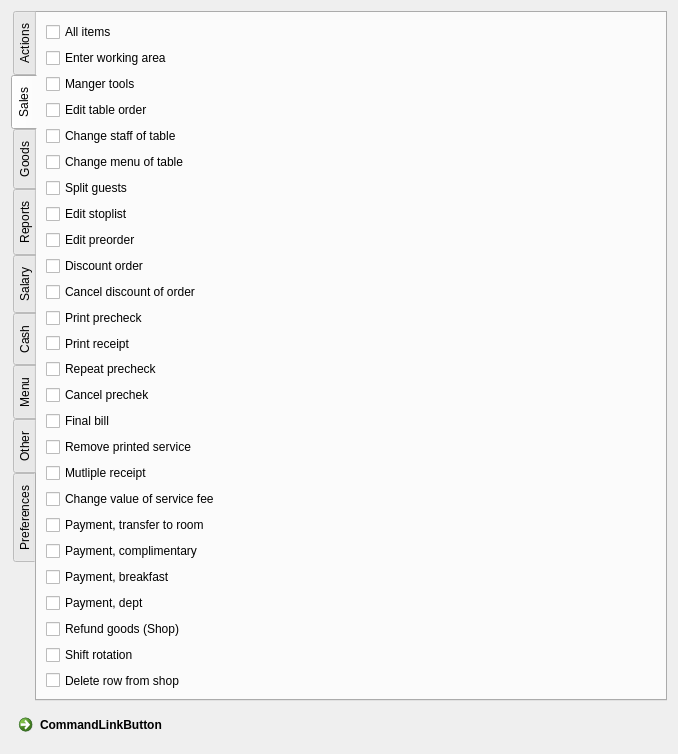
This is FrontDesk/c5grouppermissionseditor.ui in End1-1/Cafe5 as Qt 5 draws it before an edit. The edited form follows.
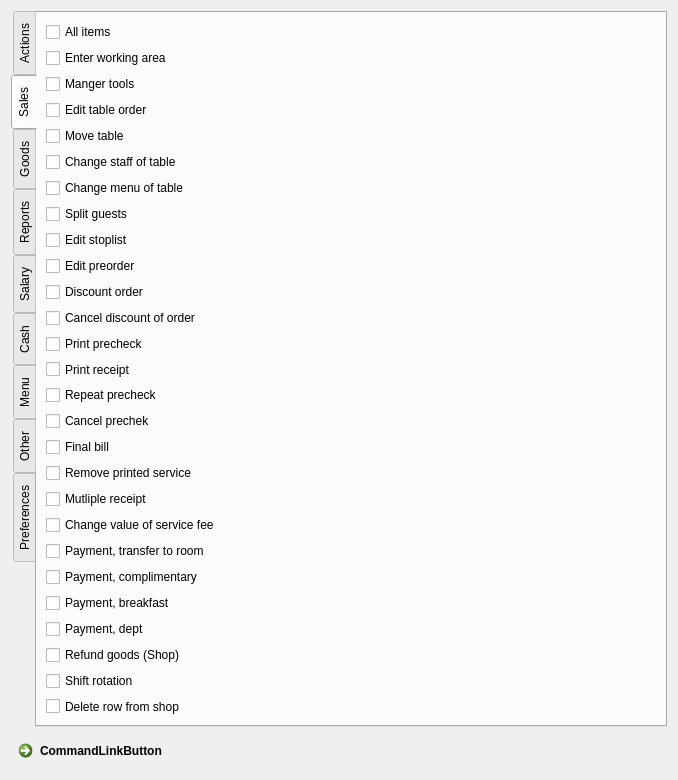
This is the edited form. Custom widgets are drawn as their Qt base class.

What changed in the file:
```diff
--- a/FrontDesk/c5grouppermissionseditor.ui
+++ b/FrontDesk/c5grouppermissionseditor.ui
@@ -157,7 +157,7 @@
        <string>Sales</string>
       </attribute>
       <layout class="QGridLayout" name="gridLayout_3">
-       <item row="20" column="0">
+       <item row="21" column="0">
         <widget class="C5CheckBox" name="checkBox_42">
          <property name="text">
           <string>Payment, complimentary</string>
@@ -167,7 +167,7 @@
          </property>
         </widget>
        </item>
-       <item row="17" column="0">
+       <item row="18" column="0">
         <widget class="C5CheckBox" name="checkBox_9">
          <property name="text">
           <string>Mutliple receipt</string>
@@ -177,7 +177,7 @@
          </property>
         </widget>
        </item>
-       <item row="25" column="0">
+       <item row="26" column="0">
         <widget class="C5CheckBox" name="checkBox_74">
          <property name="text">
           <string>Delete row from shop</string>
@@ -187,7 +187,7 @@
          </property>
         </widget>
        </item>
-       <item row="8" column="0">
+       <item row="9" column="0">
         <widget class="C5CheckBox" name="checkBox_87">
          <property name="text">
           <string>Edit preorder</string>
@@ -197,7 +197,7 @@
          </property>
         </widget>
        </item>
-       <item row="7" column="0">
+       <item row="8" column="0">
         <widget class="C5CheckBox" name="checkBox_81">
          <property name="text">
           <string>Edit stoplist</string>
@@ -207,7 +207,7 @@
          </property>
         </widget>
        </item>
-       <item row="23" column="0">
+       <item row="24" column="0">
         <widget class="C5CheckBox" name="checkBox_54">
          <property name="text">
           <string>Refund goods (Shop)</string>
@@ -217,7 +217,7 @@
          </property>
         </widget>
        </item>
-       <item row="11" column="0">
+       <item row="12" column="0">
         <widget class="C5CheckBox" name="checkBox_84">
          <property name="text">
           <string>Print precheck</string>
@@ -227,7 +227,7 @@
          </property>
         </widget>
        </item>
-       <item row="24" column="0">
+       <item row="25" column="0">
         <widget class="C5CheckBox" name="checkBox_60">
          <property name="text">
           <string>Shift rotation</string>
@@ -247,7 +247,7 @@
          </property>
         </widget>
        </item>
-       <item row="16" column="0">
+       <item row="17" column="0">
         <widget class="C5CheckBox" name="checkBox_10">
          <property name="text">
           <string>Remove printed service</string>
@@ -257,7 +257,7 @@
          </property>
         </widget>
        </item>
-       <item row="14" column="0">
+       <item row="15" column="0">
         <widget class="C5CheckBox" name="checkBox_86">
          <property name="text">
           <string>Cancel prechek</string>
@@ -267,7 +267,7 @@
          </property>
         </widget>
        </item>
-       <item row="21" column="0">
+       <item row="22" column="0">
         <widget class="C5CheckBox" name="checkBox_43">
          <property name="text">
           <string>Payment, breakfast</string>
@@ -277,7 +277,7 @@
          </property>
         </widget>
        </item>
-       <item row="10" column="0">
+       <item row="11" column="0">
         <widget class="C5CheckBox" name="checkBox_83">
          <property name="text">
           <string>Cancel discount of order</string>
@@ -287,7 +287,20 @@
          </property>
         </widget>
        </item>
-       <item row="22" column="0">
+       <item row="27" column="0">
+        <spacer name="verticalSpacer_3">
+         <property name="orientation">
+          <enum>Qt::Vertical</enum>
+         </property>
+         <property name="sizeHint" stdset="0">
+          <size>
+           <width>20</width>
+           <height>544</height>
+          </size>
+         </property>
+        </spacer>
+       </item>
+       <item row="23" column="0">
         <widget class="C5CheckBox" name="checkBox_44">
          <property name="text">
           <string>Payment, dept</string>
@@ -297,20 +310,7 @@
          </property>
         </widget>
        </item>
-       <item row="26" column="0">
-        <spacer name="verticalSpacer_3">
-         <property name="orientation">
-          <enum>Qt::Vertical</enum>
-         </property>
-         <property name="sizeHint" stdset="0">
-          <size>
-           <width>20</width>
-           <height>544</height>
-          </size>
-         </property>
-        </spacer>
-       </item>
-       <item row="9" column="0">
+       <item row="10" column="0">
         <widget class="C5CheckBox" name="checkBox_82">
          <property name="text">
           <string>Discount order</string>
@@ -320,7 +320,7 @@
          </property>
         </widget>
        </item>
-       <item row="18" column="0">
+       <item row="19" column="0">
         <widget class="C5CheckBox" name="checkBox_39">
          <property name="text">
           <string>Change value of service fee</string>
@@ -340,7 +340,7 @@
          </property>
         </widget>
        </item>
-       <item row="4" column="0">
+       <item row="5" column="0">
         <widget class="C5CheckBox" name="checkBox_79">
          <property name="text">
           <string>Change staff of table</string>
@@ -350,7 +350,7 @@
          </property>
         </widget>
        </item>
-       <item row="6" column="0">
+       <item row="7" column="0">
         <widget class="C5CheckBox" name="checkBox_179">
          <property name="text">
           <string>Split guests</string>
@@ -360,7 +360,7 @@
          </property>
         </widget>
        </item>
-       <item row="19" column="0">
+       <item row="20" column="0">
         <widget class="C5CheckBox" name="checkBox_41">
          <property name="text">
           <string>Payment, transfer to room</string>
@@ -370,7 +370,7 @@
          </property>
         </widget>
        </item>
-       <item row="13" column="0">
+       <item row="14" column="0">
         <widget class="C5CheckBox" name="checkBox_85">
          <property name="text">
           <string>Repeat precheck</string>
@@ -390,7 +390,17 @@
          </property>
         </widget>
        </item>
-       <item row="15" column="0">
+       <item row="13" column="0">
+        <widget class="C5CheckBox" name="checkBox_90">
+         <property name="text">
+          <string>Print receipt</string>
+         </property>
+         <property name="Tag" stdset="0">
+          <number>529</number>
+         </property>
+        </widget>
+       </item>
+       <item row="16" column="0">
         <widget class="C5CheckBox" name="checkBox_88">
          <property name="text">
           <string>Final bill</string>
@@ -400,7 +410,7 @@
          </property>
         </widget>
        </item>
-       <item row="5" column="0">
+       <item row="6" column="0">
         <widget class="C5CheckBox" name="checkBox_80">
          <property name="text">
           <string>Change menu of table</string>
@@ -420,10 +430,10 @@
          </property>
         </widget>
        </item>
-       <item row="12" column="0">
-        <widget class="C5CheckBox" name="checkBox_90">
+       <item row="4" column="0">
+        <widget class="C5CheckBox" name="checkBox_91">
          <property name="text">
-          <string>Print receipt</string>
+          <string>Move table</string>
          </property>
          <property name="Tag" stdset="0">
           <number>529</number>
```
Left out of the diff: 18 changed lines with no effect on the pictures.
